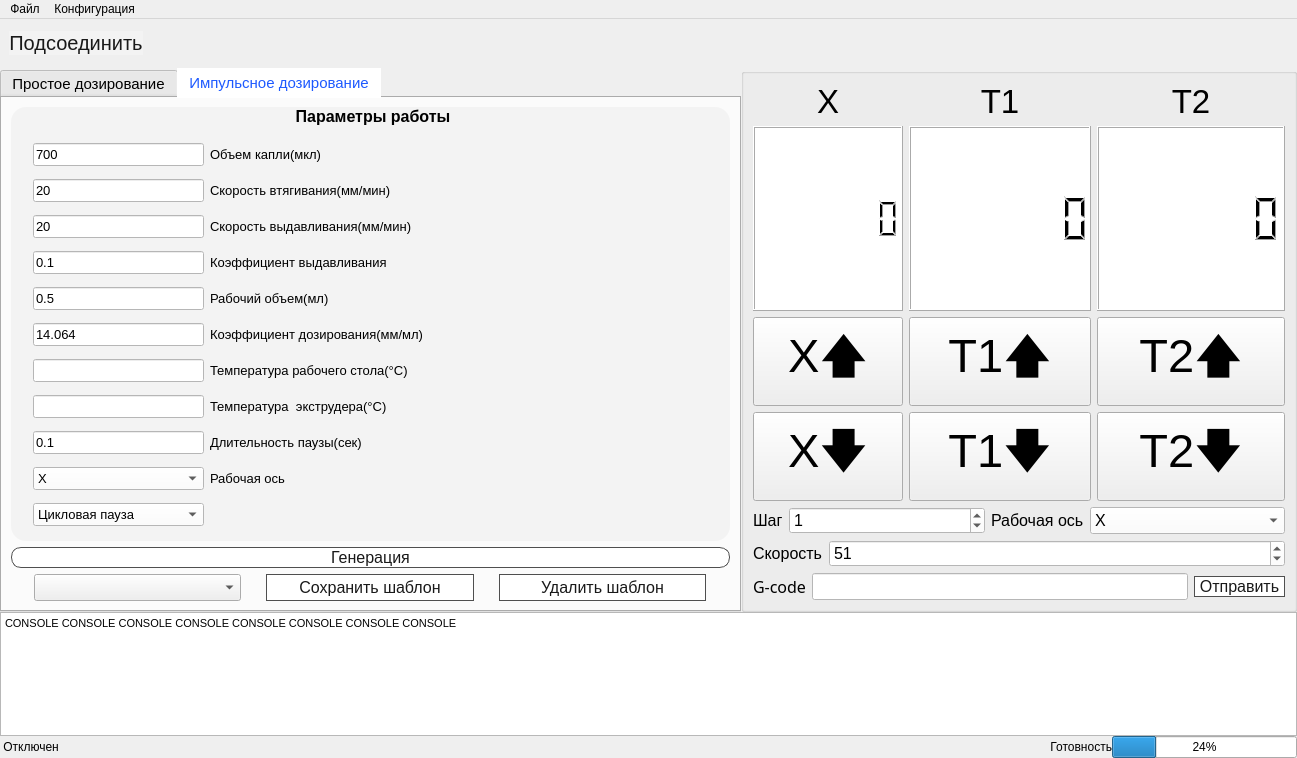
Old version of the form mainwindow.ui in the repository gleboffsky/Dozing.
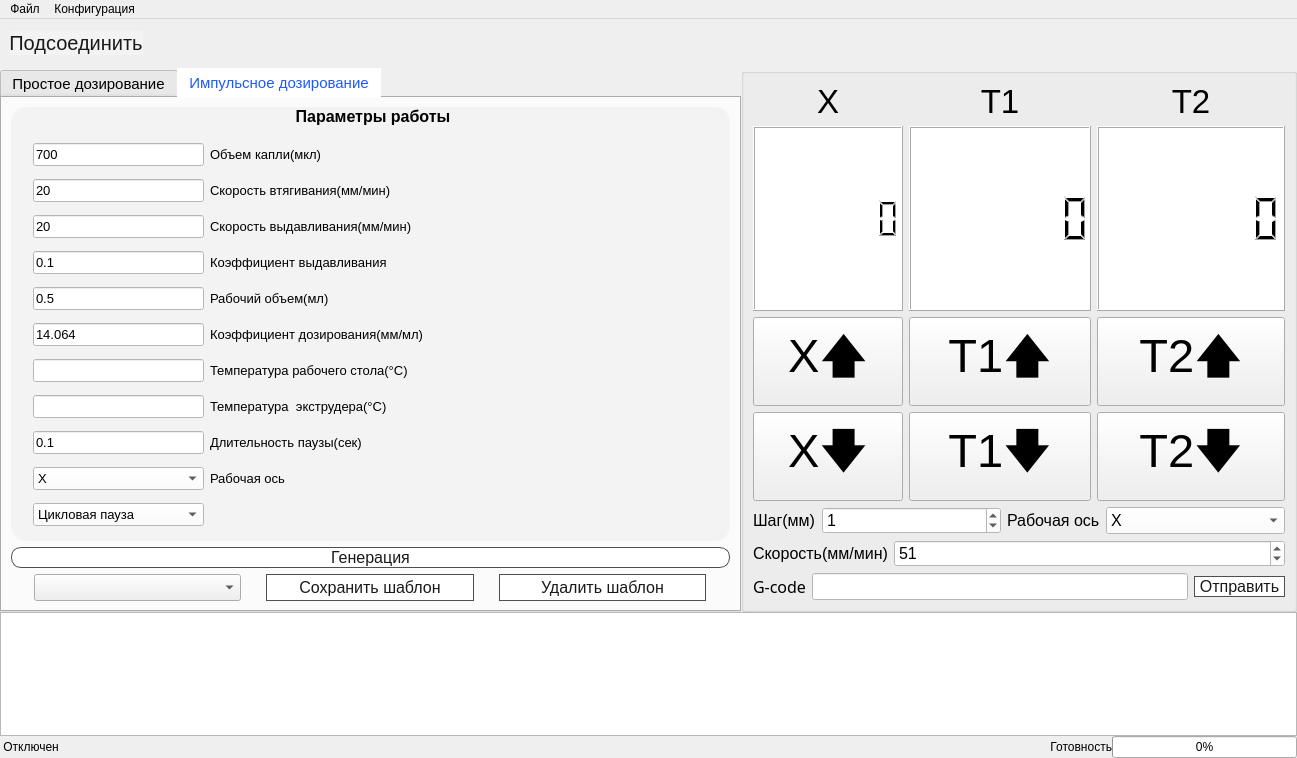
New version of the form. Icons and pictures are not drawn.

Commit message: Changes: Icon in all windows, comboBox in settings on enable to write, delete text from console, write metrix in control panel

Patch:
```diff
--- a/mainwindow.ui
+++ b/mainwindow.ui
@@ -96,7 +96,7 @@
       <item>
        <widget class="QProgressBar" name="progressBar">
         <property name="value">
-         <number>24</number>
+         <number>0</number>
         </property>
        </widget>
       </item>
@@ -121,7 +121,7 @@
 p, li { white-space: pre-wrap; }
 hr { height: 1px; border-width: 0; }
 &lt;/style&gt;&lt;/head&gt;&lt;body style=&quot; font-family:'Segoe UI'; font-size:12pt; font-weight:400; font-style:normal;&quot;&gt;
-&lt;p style=&quot; margin-top:0px; margin-bottom:0px; margin-left:0px; margin-right:0px; -qt-block-indent:0; text-indent:0px;&quot;&gt;&lt;span style=&quot; font-family:'MS Shell Dlg 2'; font-size:8.25pt;&quot;&gt;CONSOLE CONSOLE CONSOLE CONSOLE CONSOLE CONSOLE CONSOLE CONSOLE &lt;/span&gt;&lt;/p&gt;&lt;/body&gt;&lt;/html&gt;</string>
+&lt;p style=&quot;-qt-paragraph-type:empty; margin-top:0px; margin-bottom:0px; margin-left:0px; margin-right:0px; -qt-block-indent:0; text-indent:0px;&quot;&gt;&lt;br /&gt;&lt;/p&gt;&lt;/body&gt;&lt;/html&gt;</string>
       </property>
      </widget>
     </item>
@@ -638,7 +638,7 @@
 </string>
            </property>
            <property name="text">
-            <string>Шаг</string>
+            <string>Шаг(мм)</string>
            </property>
           </widget>
          </item>
@@ -742,7 +742,7 @@
             <string notr="true">border:none</string>
            </property>
            <property name="text">
-            <string>Скорость</string>
+            <string>Скорость(мм/мин)</string>
            </property>
           </widget>
          </item>
```
Left out of the diff: 16 changed lines with no effect on the pictures. The commit also changes 12 other files.
